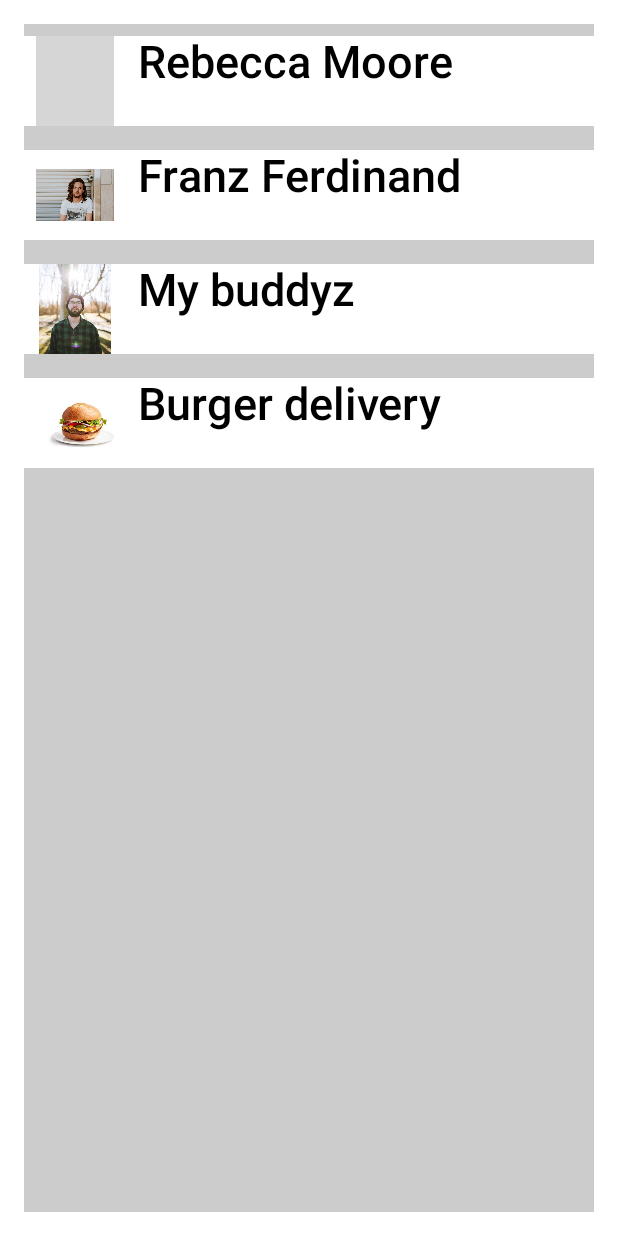
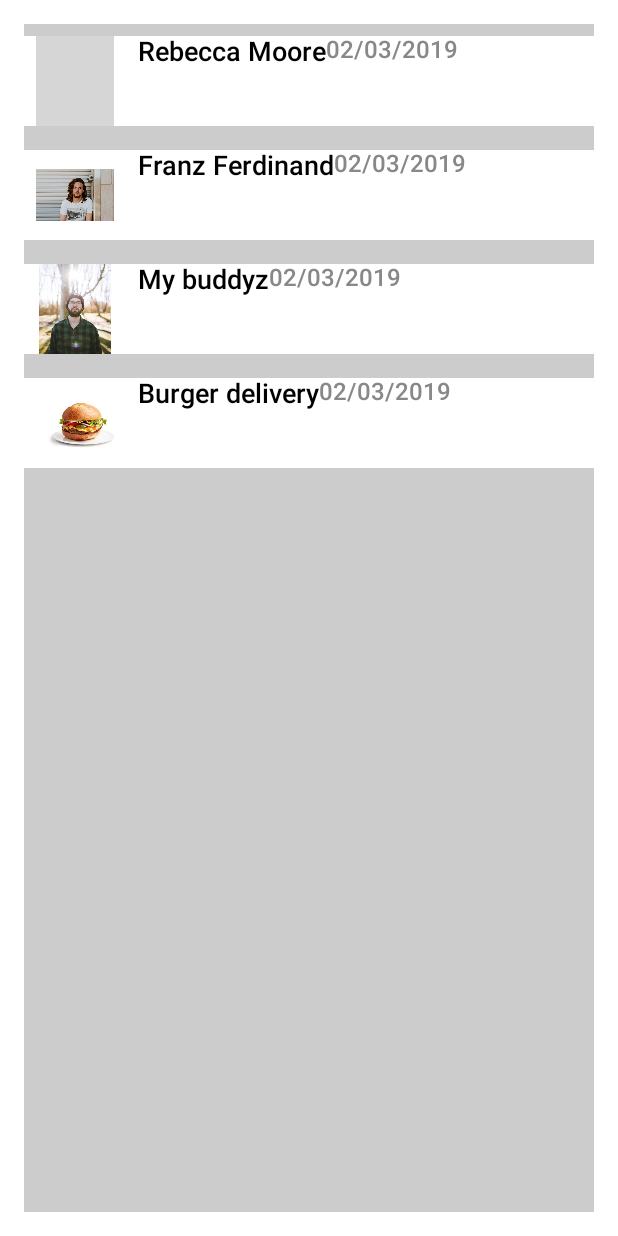
Before and after one commit to The-Creators-Team/IClickIPayProject, an Android app built with Jetpack Compose: the @Preview function ChatsScreenPreview, on a phone screen of 412 x 824 dp. Run offline under Robolectric (Android 15) with nearby library versions, the phone set to English and light mode, and no system bars; grey boxes are pictures that could not be loaded.

Commit message:
More work on ChatsScreen

```diff
--- a/app/src/main/java/com/example/iclickipay/presentation/chat/components/TextComponent.kt
+++ b/app/src/main/java/com/example/iclickipay/presentation/chat/components/TextComponent.kt
@@ -2,18 +2,18 @@ package com.example.iclickipay.presentation.chat.components
 
 import androidx.compose.material3.Text
 import androidx.compose.runtime.Composable
-import androidx.compose.ui.res.stringResource
+import androidx.compose.ui.graphics.Color
 import androidx.compose.ui.text.TextStyle
 import androidx.compose.ui.text.font.FontWeight
-import androidx.compose.ui.unit.sp
-import com.example.iclickipay.R
+import androidx.compose.ui.unit.TextUnit
 
 @Composable
-fun TextComponent(value: String) {
+fun TextComponent(value: String, fontSize: TextUnit, color: Color) {
     Text(
         text = value,
         style = TextStyle(
-            fontSize = 30.sp,
+            fontSize = fontSize,
+            color = color,
             fontWeight = FontWeight.SemiBold
         )
     )
--- a/app/src/main/java/com/example/iclickipay/presentation/chat/components/UserDetails.kt
+++ b/app/src/main/java/com/example/iclickipay/presentation/chat/components/UserDetails.kt
@@ -8,8 +8,10 @@ import androidx.compose.foundation.layout.wrapContentHeight
 import androidx.compose.runtime.Composable
 import androidx.compose.ui.Alignment
 import androidx.compose.ui.Modifier
+import androidx.compose.ui.graphics.Color
 import androidx.compose.ui.tooling.preview.Preview
 import androidx.compose.ui.unit.dp
+import androidx.compose.ui.unit.sp
 import com.example.iclickipay.R
 import com.example.iclickipay.presentation.chat.domain.ChatListDataObject
 import com.example.iclickipay.presentation.chat.domain.Message
@@ -32,7 +34,14 @@ fun UserDetails(chatData: ChatListDataObject){
 @Composable
 fun MessageHeader(chatData: ChatListDataObject) {
     Row{
-        TextComponent(value = chatData.userName)
+        TextComponent(value = chatData.userName,
+            fontSize = 18.sp,
+            color = Color.Black
+        )
+        TextComponent(value = chatData.message.timeStamp,
+            fontSize = 16.sp,
+            color = Color.Gray
+        )
     }
 }
 
```
